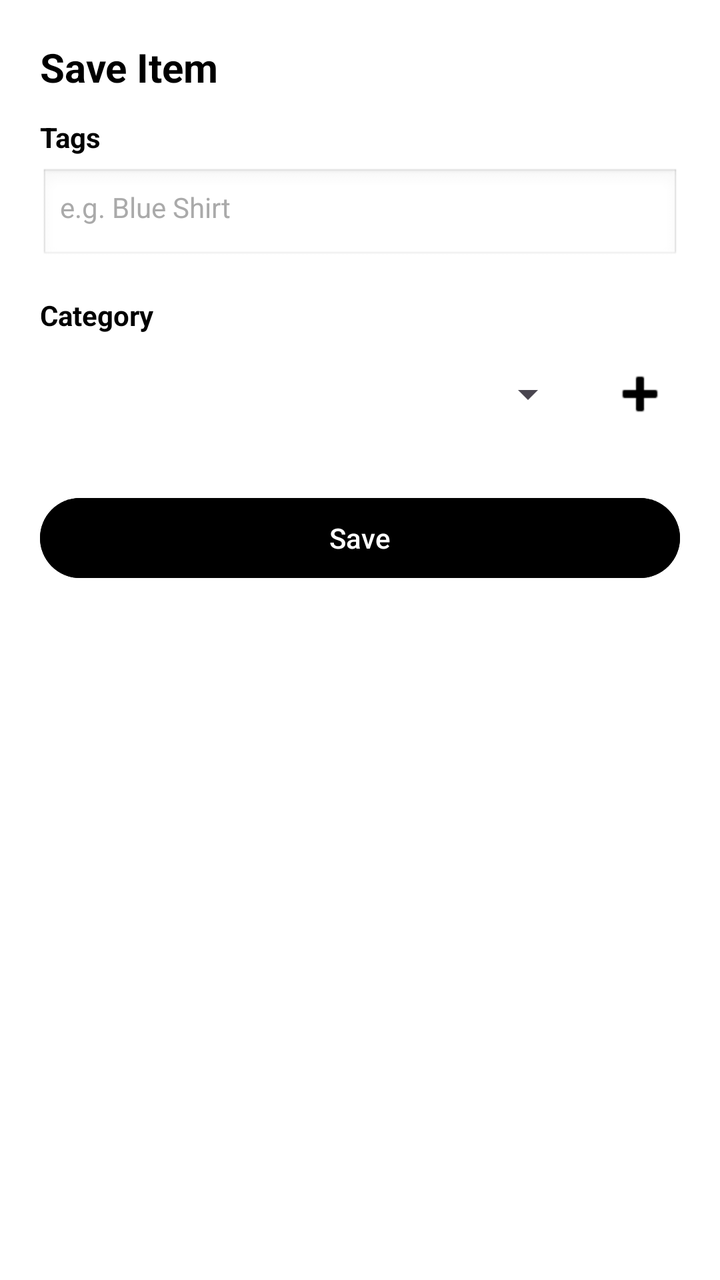
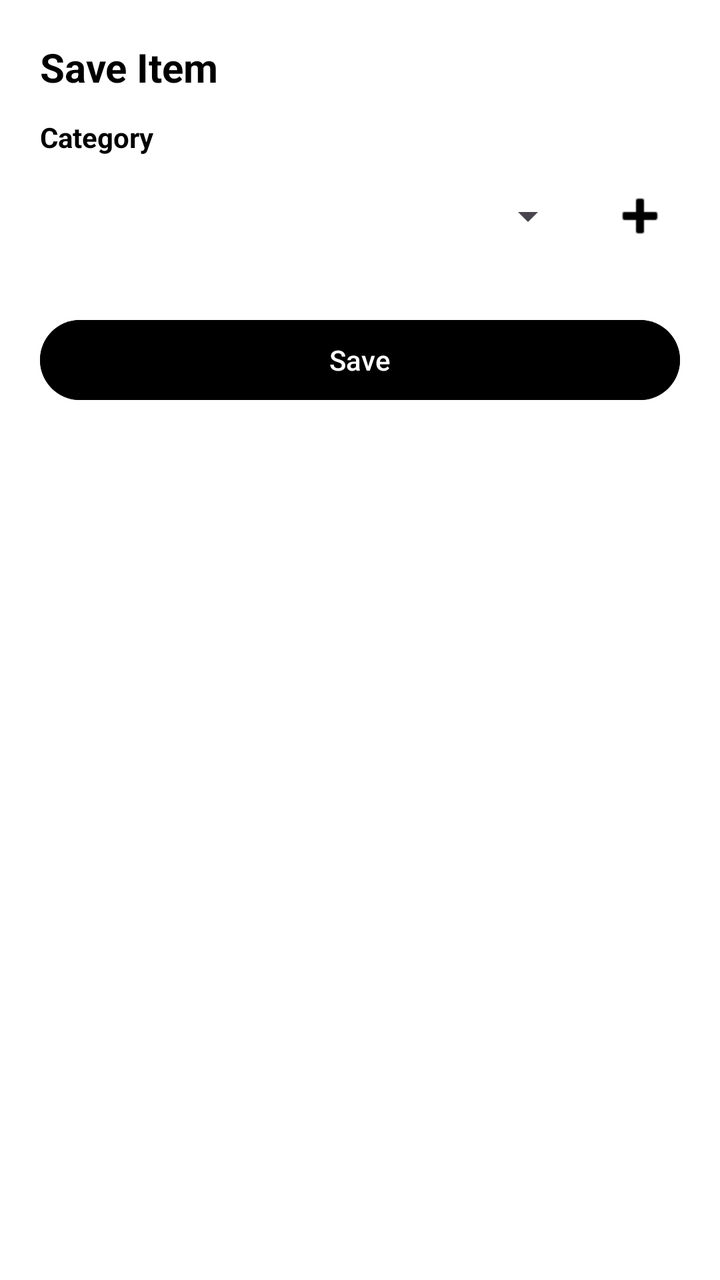

An Android layout rendered at two revisions. The XML below is the earlier revision; the diff shows what the commit changed to produce the second picture.
<!-- AndroidManifest.xml: application theme Theme.Project -->
<!-- res/layout/f3_camera_edit_dialog_save_image.xml -->
<?xml version="1.0" encoding="utf-8"?>
<LinearLayout xmlns:android="http://schemas.android.com/apk/res/android"
    xmlns:app="http://schemas.android.com/apk/res-auto"
    android:layout_width="match_parent"
    android:layout_height="wrap_content"
    android:background="@android:color/white"
    android:orientation="vertical"
    android:padding="20dp">

    <TextView
        android:id="@+id/tvTitle"
        android:layout_width="match_parent"
        android:layout_height="wrap_content"
        android:paddingBottom="12dp"
        android:text="Save Item"
        android:textColor="@android:color/black"
        android:textSize="20sp"
        android:textStyle="bold" />

    
    <TextView
        android:layout_width="match_parent"
        android:layout_height="wrap_content"
        android:paddingBottom="6dp"
        android:text="Tags"
        android:textColor="@android:color/black"
        android:textStyle="bold" />

    <TextView
        android:id="@+id/etItemName"
        android:layout_width="match_parent"
        android:layout_height="wrap_content"
        android:layout_marginBottom="16dp"
        android:background="@android:drawable/edit_text"
        android:hint="e.g. Blue Shirt"
        android:inputType="textCapWords"
        android:padding="10dp"
        android:textColor="@android:color/black"
        android:textColorHint="@android:color/darker_gray" />

    
    <TextView
        android:layout_width="match_parent"
        android:layout_height="wrap_content"
        android:paddingBottom="6dp"
        android:text="Category"
        android:textColor="@android:color/black"
        android:textStyle="bold" />

    <LinearLayout
        android:layout_width="match_parent"
        android:layout_height="wrap_content"
        android:gravity="center_vertical"
        android:orientation="horizontal">

        <Spinner
            android:id="@+id/spinnerCategories"
            android:layout_width="0dp"
            android:layout_height="wrap_content"
            android:layout_weight="1"
            android:minHeight="48dp" />

        <ImageView
            android:id="@+id/btnAddCategory"
            android:layout_width="40dp"
            android:layout_height="40dp"
            android:layout_marginStart="12dp"
            android:background="?attr/selectableItemBackgroundBorderless"
            android:contentDescription="New Category"
            android:padding="4dp"
            android:src="@android:drawable/ic_input_add"
            app:tint="@android:color/black" />

    </LinearLayout>

    
    <Button
        android:id="@+id/btnSaveCategory"
        android:layout_width="match_parent"
        android:layout_height="wrap_content"
        android:layout_marginTop="24dp"
        android:backgroundTint="@android:color/black"
        android:textColor="@android:color/white"
        android:text="Save" />

</LinearLayout>
<!-- resources referenced by this layout -->
<resources>
  <style name="Theme.Project" parent="Base.Theme.Project" />
  <style name="Base.Theme.Project" parent="Theme.Material3.DayNight.NoActionBar">
          
          
      </style>
</resources>

<!-- the commit's change to res/layout/f3_camera_edit_dialog_save_image.xml (unified diff, before → after) -->
@@ -16,27 +16,6 @@
         android:textColor="@android:color/black"
         android:textSize="20sp"
         android:textStyle="bold" />
-
-    
-    <TextView
-        android:layout_width="match_parent"
-        android:layout_height="wrap_content"
-        android:paddingBottom="6dp"
-        android:text="Tags"
-        android:textColor="@android:color/black"
-        android:textStyle="bold" />
-
-    <TextView
-        android:id="@+id/etItemName"
-        android:layout_width="match_parent"
-        android:layout_height="wrap_content"
-        android:layout_marginBottom="16dp"
-        android:background="@android:drawable/edit_text"
-        android:hint="e.g. Blue Shirt"
-        android:inputType="textCapWords"
-        android:padding="10dp"
-        android:textColor="@android:color/black"
-        android:textColorHint="@android:color/darker_gray" />
 
     
     <TextView
